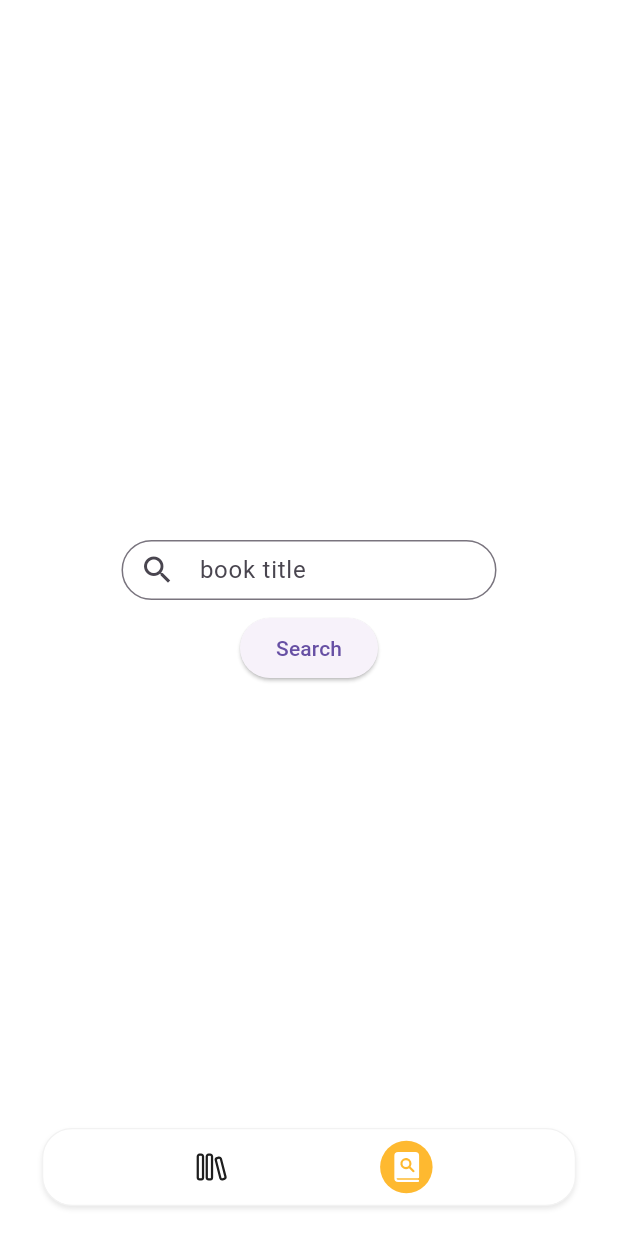
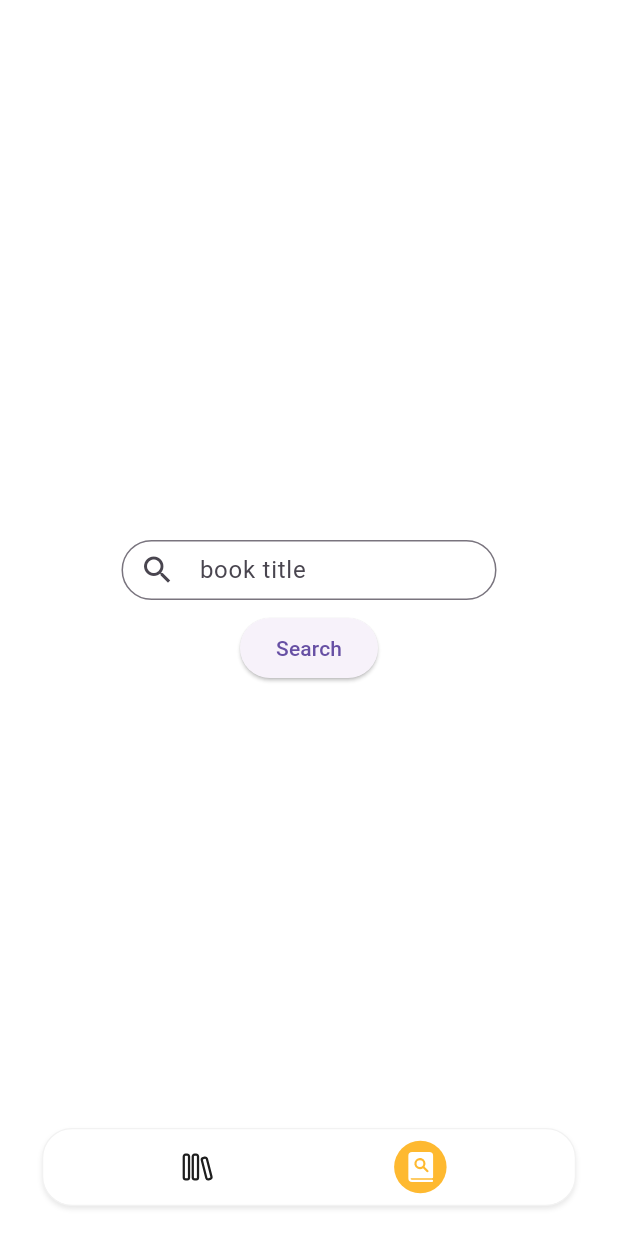
Before and after one commit to jiukeem/skoob, a Flutter app: the screen it shows after launch, after a tap on an icon or button, on a phone screen of 412 x 824 dp. Run offline on Flutter 3.47's test engine with Material 3 defaults, Android fonts, the phone set to English and light mode, and no system bars; our stand-ins replace fluentui_system_icons, flutter_spinkit, shared_preferences.

Commit message:
fix; resize clickable area in bottom nav bar

```diff
--- a/lib/app/views/widgets/skoob_bottom_nav_bar.dart
+++ b/lib/app/views/widgets/skoob_bottom_nav_bar.dart
@@ -67,8 +67,11 @@ class SkoobBottomNavBar extends StatelessWidget {
 
   Widget navBarItem({required int index, required Icon defaultIcon, required Icon selectedIcon}) {
     bool isSelected = index == currentIndex;
-    return GestureDetector(
+    return InkWell(
       onTap: () => onTap(index),
+      customBorder: const CircleBorder(),
+      child: Padding(
+        padding: const EdgeInsets.symmetric(horizontal: 28.0),
         child: Container(
           height: 35.0,
           width: 35.0,
@@ -78,6 +81,7 @@ class SkoobBottomNavBar extends StatelessWidget {
           ),
           child: isSelected ? selectedIcon : defaultIcon
         ),
+      ),
     );
   }
 }
```
Lines whose indentation alone changed are shown as unchanged.
